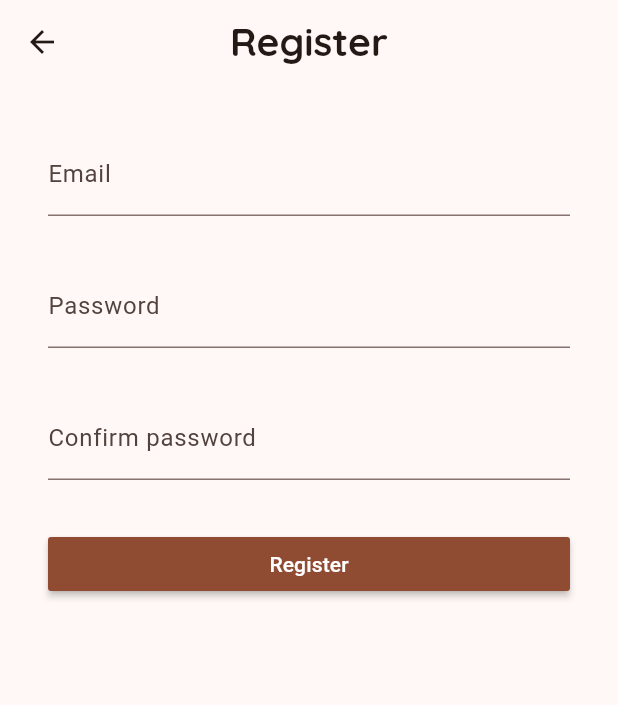
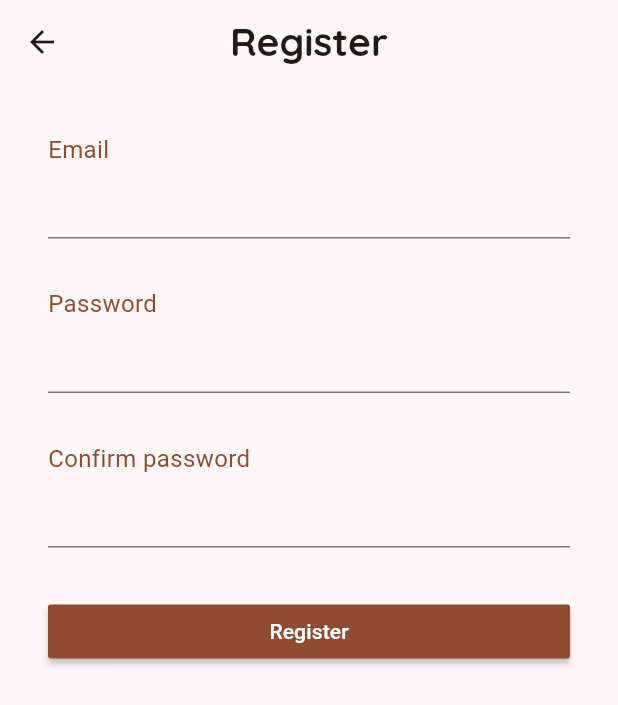
Before and after one commit to SolunarNexus/BooKeeping-App, a Flutter app: the screen it shows after launch, after a tap on "Register", on a phone screen of 412 x 824 dp. Shown: the top 705 px of the screen. Run offline on Flutter 3.47's test engine with Material 3 defaults, Android fonts, the phone set to English and light mode, and no system bars; our stand-ins replace firebase_auth, firebase_core, get_it, go_router, google_fonts; missing offline and left inert: form_validation; accounts and stored records are empty.

Commit message:
reworked login and register labels

```diff
--- a/lib/authentication/widget/login.dart
+++ b/lib/authentication/widget/login.dart
@@ -1,5 +1,6 @@
 import 'package:book_keeping/authentication/widget/register.dart';
 import 'package:book_keeping/authentication/widget/reset_password.dart';
+import 'package:book_keeping/common/widget/field_label.dart';
 import 'package:book_keeping/common/widget/top_bar.dart';
 import 'package:firebase_auth/firebase_auth.dart';
 import 'package:flutter/material.dart';
@@ -32,12 +33,11 @@ class _LoginState extends State<Login> {
             Form(
               key: _formKey,
               child: Column(
+                crossAxisAlignment: CrossAxisAlignment.start,
                 children: [
+                  const FieldLabel(text: "Email"),
                   TextFormField(
                     controller: _emailController,
-                    decoration: const InputDecoration(
-                      labelText: 'Email',
-                    ),
                     validator: (value) {
                       final validator = Validator(validators: [
                         const RequiredValidator(),
@@ -47,11 +47,9 @@ class _LoginState extends State<Login> {
                     },
                   ),
                   const SizedBox(height: 32),
+                  const FieldLabel(text: "Password"),
                   TextFormField(
                     controller: _passwordController,
-                    decoration: const InputDecoration(
-                      labelText: 'Password',
-                    ),
                     obscureText: true,
                     validator: (value) {
                       final validator =
--- a/lib/authentication/widget/register.dart
+++ b/lib/authentication/widget/register.dart
@@ -3,6 +3,8 @@ import 'package:firebase_auth/firebase_auth.dart';
 import 'package:flutter/material.dart';
 import 'package:form_validation/form_validation.dart';
 import 'package:go_router/go_router.dart';
+
+import '../../common/widget/field_label.dart';
 
 class Register extends StatefulWidget {
   const Register({super.key});
@@ -29,12 +31,11 @@ class _RegisterState extends State<Register> {
         child: Form(
           key: _formKey,
           child: Column(
+            crossAxisAlignment: CrossAxisAlignment.start,
             children: [
+              const FieldLabel(text: "Email"),
               TextFormField(
                 controller: _emailController,
-                decoration: const InputDecoration(
-                  labelText: 'Email',
-                ),
                 validator: (value) {
                   final validator = Validator(validators: [
                     const RequiredValidator(),
@@ -44,11 +45,9 @@ class _RegisterState extends State<Register> {
                 },
               ),
               const SizedBox(height: 32),
+              const FieldLabel(text: "Password"),
               TextFormField(
                 controller: _passwordController,
-                decoration: const InputDecoration(
-                  labelText: 'Password',
-                ),
                 obscureText: true,
                 validator: (value) {
                   final validator = Validator(validators: [
@@ -59,11 +58,9 @@ class _RegisterState extends State<Register> {
                 },
               ),
               const SizedBox(height: 32),
+              const FieldLabel(text: "Confirm password"),
               TextFormField(
                 controller: _confirmPasswordController,
-                decoration: const InputDecoration(
-                  labelText: 'Confirm password',
-                ),
                 obscureText: true,
                 validator: (value) {
                   final validator = Validator(validators: [
--- /dev/null
+++ b/lib/common/widget/field_label.dart
@@ -0,0 +1,18 @@
+import 'package:flutter/material.dart';
+
+class FieldLabel extends StatelessWidget {
+  final String text;
+
+  const FieldLabel({super.key, required this.text});
+
+  @override
+  Widget build(BuildContext context) {
+    return Text(
+      text,
+      style: TextStyle(
+        color: Theme.of(context).primaryColor,
+        fontSize: 16,
+      ),
+    );
+  }
+}
```
